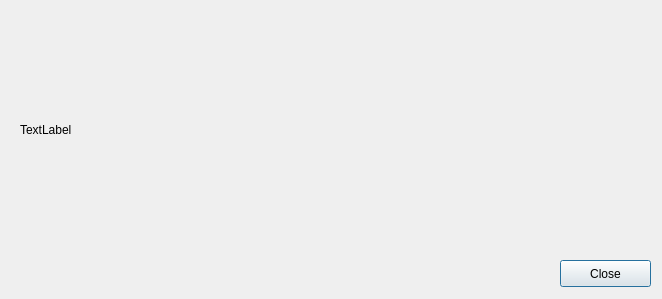
First picture: the form in forms/aboutdialog.ui, repository zeitdice/zeitmachine-qt, before the edit.
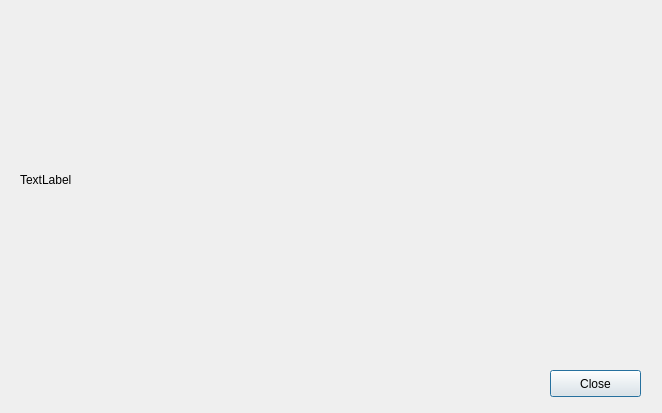
Second picture: the form after the edit.

Commit message: 0.6.2 release with about dialog changes, license file addition, linux build adaptions

What changed in the file:
```diff
--- a/forms/aboutdialog.ui
+++ b/forms/aboutdialog.ui
@@ -7,7 +7,7 @@
     <x>0</x>
     <y>0</y>
     <width>662</width>
-    <height>299</height>
+    <height>413</height>
    </rect>
   </property>
   <property name="windowTitle">
@@ -19,7 +19,7 @@
      <x>20</x>
      <y>10</y>
      <width>621</width>
-     <height>241</height>
+     <height>341</height>
     </rect>
    </property>
    <property name="text">
@@ -35,8 +35,8 @@
   <widget class="QPushButton" name="closeButton">
    <property name="geometry">
     <rect>
-     <x>560</x>
-     <y>260</y>
+     <x>550</x>
+     <y>370</y>
      <width>91</width>
      <height>27</height>
     </rect>
```
The commit also changes 7 other files.
